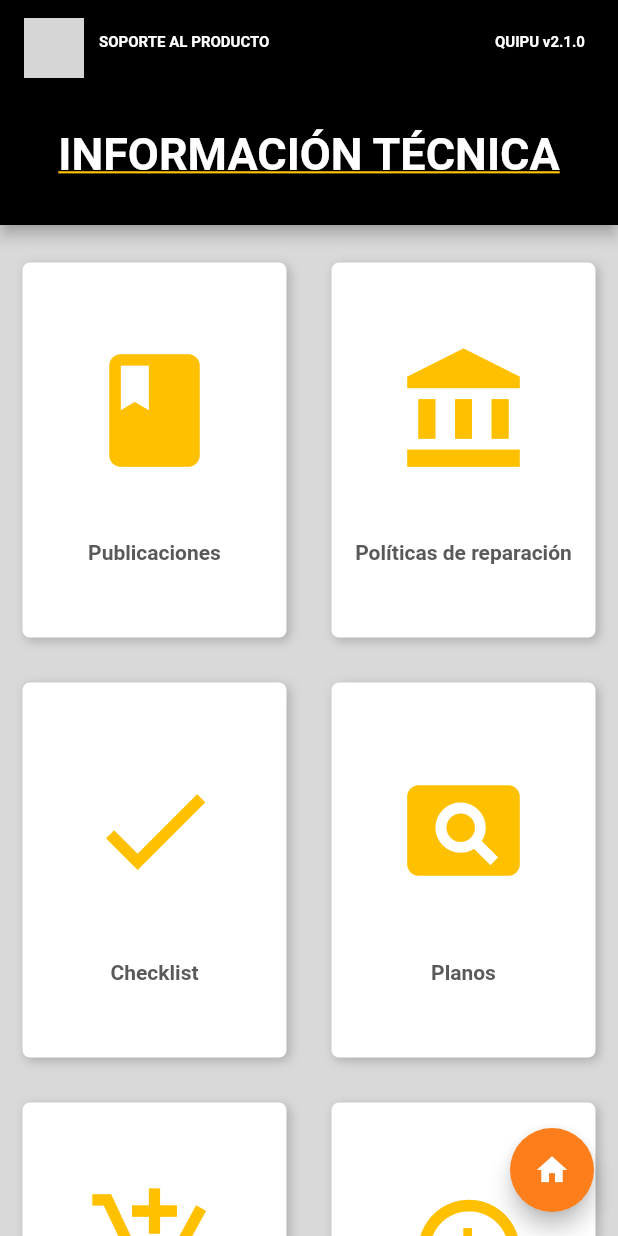
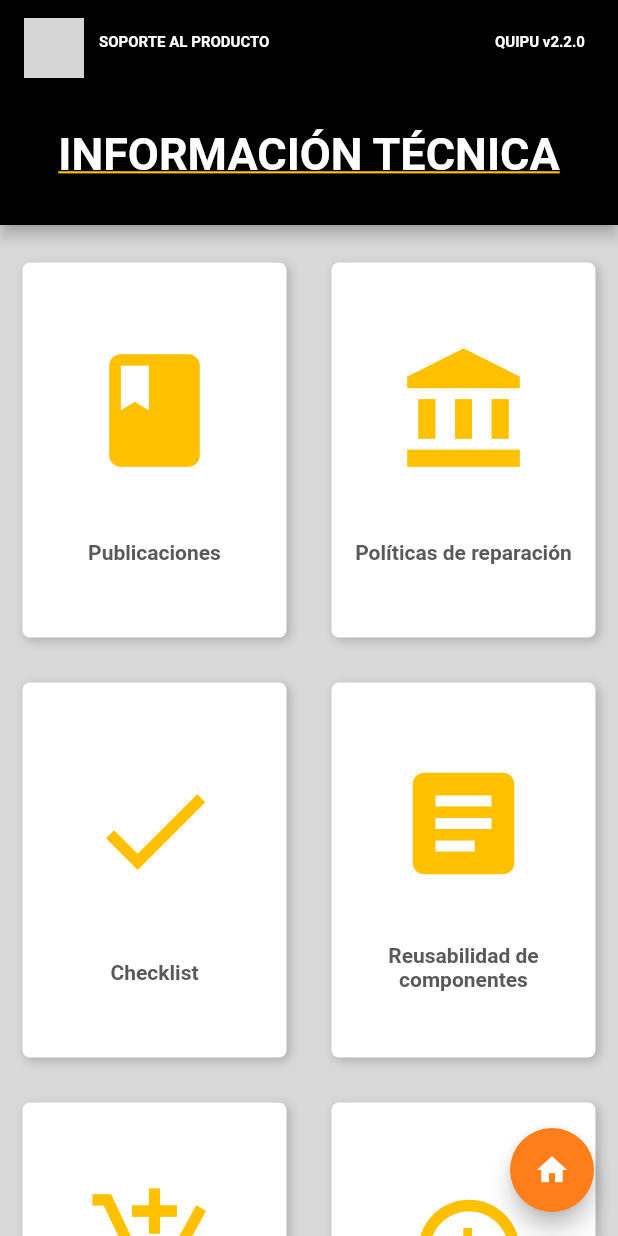
Before and after one commit to jortapie/quipu_ST, a Flutter app: the screen it shows after launch, after a tap on "Información técnica CRC", on a phone screen of 412 x 824 dp. Run offline on Flutter 3.47's test engine with Material 2 defaults, Android fonts, the phone set to English and light mode, and no system bars; our stand-ins replace responsive_builder; Roboto replaces fonts that are missing (RobotoMono); grey boxes are pictures that could not be loaded.

Commit message:
Agrega boton de reusabilidad de partes

```diff
--- a/lib/src/Utilities/header/header_desktop.dart
+++ b/lib/src/Utilities/header/header_desktop.dart
@@ -42,7 +42,7 @@ PreferredSize crearHeader(titulo, context) {
                     padding: EdgeInsets.all(60.0),
                     alignment: Alignment.bottomCenter,
                     child:
-                      Text('QUIPU v2.1.0', textAlign: TextAlign.center,
+                      Text('QUIPU v2.2.0', textAlign: TextAlign.center,
                         style: TextStyle(fontFamily: 'RobotoMono', fontWeight: FontWeight.bold, fontSize: 15.0, color: Colors.white,
                         )
                       ),
--- a/lib/src/Utilities/header/header_mobile.dart
+++ b/lib/src/Utilities/header/header_mobile.dart
@@ -40,7 +40,7 @@ PreferredSize crearHeadermobile(titulo, context) {
                     padding: EdgeInsets.symmetric( vertical: 60.0),
                     alignment: Alignment.bottomCenter,
                     child:
-                      Text('QUIPU v2.1.0', textAlign: TextAlign.center,
+                      Text('QUIPU v2.2.0', textAlign: TextAlign.center,
                         style: TextStyle(fontFamily: 'RobotoMono', fontWeight: FontWeight.bold, fontSize: 10.0, color: Colors.white,
                         )
                       ),
--- a/lib/src/informaciontecnica/inf_tec_desktop.dart
+++ b/lib/src/informaciontecnica/inf_tec_desktop.dart
@@ -49,8 +49,8 @@ Widget crearBotonesSecundarios(context) {
           children: [
             crearBotonSecundario(Icons.check, 'Checklist',
             'https://app.awesome-table.com/-MQ9tGPSXma8U5A-lEdz/view'),
-            crearBotonSecundario(Icons.pageview, 'Planos',
-            'http://fsalima234/str/'),
+            crearBotonSecundario(Icons.article , 'Reusabilidad de componentes',
+            'https://app.awesome-table.com/-MaZ3RZWYs4wTMBLZ0pn/view'),
             crearBotonSecundario(Icons.history, 'Historial de OTs',
             'https://app.awesome-table.com/-MQALymUD-Mj5_uOXVNp/view'),
           ],
--- a/lib/src/informaciontecnica/inf_tec_mobile.dart
+++ b/lib/src/informaciontecnica/inf_tec_mobile.dart
@@ -47,8 +47,8 @@ Widget crearBotonesSecundarios(context) {
           children: [
             crearBotonSecundario(Icons.check, 'Checklist',
             'https://app.awesome-table.com/-MQ9tGPSXma8U5A-lEdz/view'),
-            crearBotonSecundario(Icons.pageview, 'Planos',
-            'http://fsalima234/str/'),
+            crearBotonSecundario(Icons.article , 'Reusabilidad de componentes',
+            'https://app.awesome-table.com/-MaZ3RZWYs4wTMBLZ0pn/view'),
 
           ],
         ),
```
